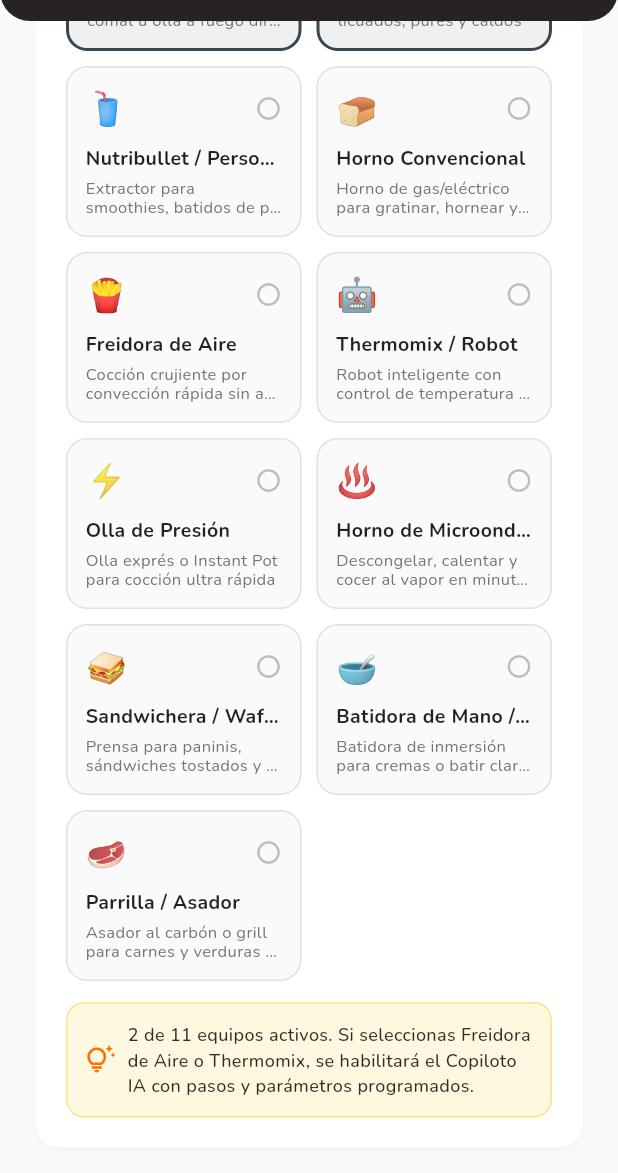
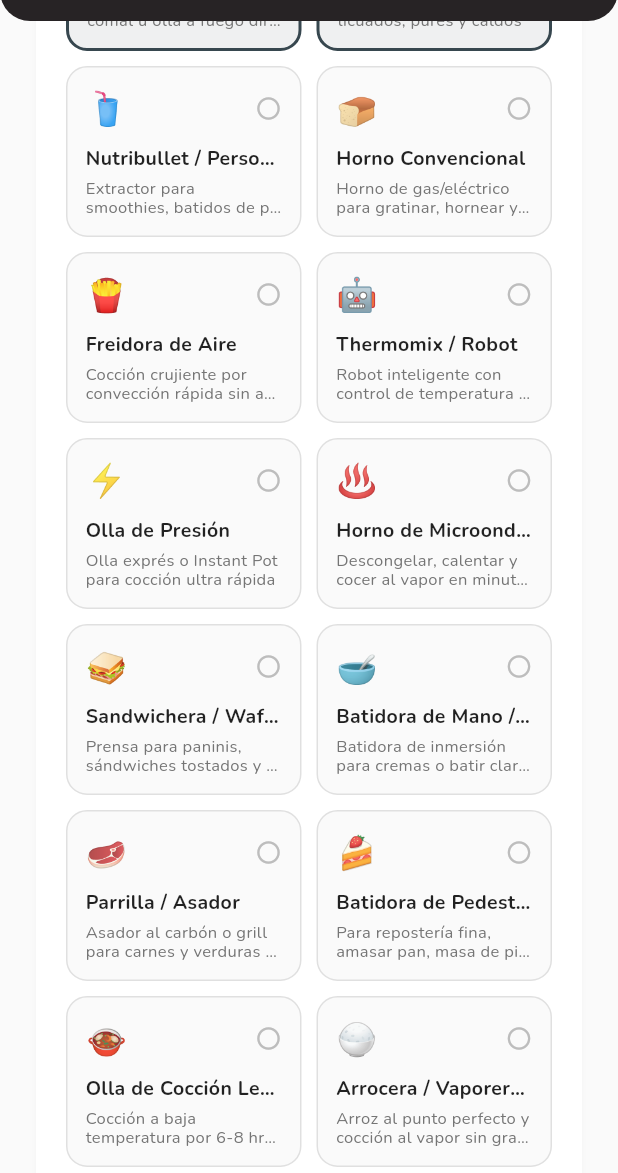
Before and after one commit to alainmichelfl/app_recetas, a Flutter app: the PantallaPreferencias screen opened directly, scrolled down 1728 dp, on a phone screen of 412 x 824 dp, the part 63-1236 px from its top. Run offline on Flutter 3.47's test engine with Material 3 defaults, Android fonts, the phone set to English and light mode, and no system bars; our stand-ins replace google_fonts, google_generative_ai, image_picker, share_plus, shared_preferences, speech_to_text and 1 more; missing offline and left inert: add_2_calendar; accounts and stored records are empty.

Commit message:
feat(utensilios): add KitchenAid, Crock-Pot, Arrocera, Molcajete, Sous Vide y Mandolina a catalogo y preferencias

```diff
--- a/lib/utensilios_cocina.dart
+++ b/lib/utensilios_cocina.dart
@@ -115,6 +115,95 @@
       activoPorDefecto: false,
       palabrasClave: ['asador', 'a la parrilla', 'al carbón', 'parrillada', 'tatemar al carbón'],
     ),
+    UtensilioItem(
+      id: 'kitchenaid',
+      nombre: 'Batidora de Pedestal / KitchenAid',
+      icono: '🍰',
+      descripcion: 'Para repostería fina, amasar pan, masa de pizza y merengues',
+      activoPorDefecto: false,
+      palabrasClave: [
+        'kitchenaid',
+        'kitchen aid',
+        'batidora de pedestal',
+        'batidora de mesa',
+        'amasar pan',
+        'gancho amasador',
+        'punto de turrón',
+        'batidora eléctrica',
+        'merengue',
+      ],
+    ),
+    UtensilioItem(
+      id: 'slow_cooker',
+      nombre: 'Olla de Cocción Lenta / Crock-Pot',
+      icono: '🍲',
+      descripcion: 'Cocción a baja temperatura por 6-8 hrs para birria, pulled pork y caldos tiernos',
+      activoPorDefecto: false,
+      palabrasClave: [
+        'slow cooker',
+        'crock-pot',
+        'crock pot',
+        'cocción lenta',
+        'olla de cocción lenta',
+        'cocinar a fuego lento por',
+      ],
+    ),
+    UtensilioItem(
+      id: 'arrocera',
+      nombre: 'Arrocera / Vaporera Eléctrica',
+      icono: '🍚',
+      descripcion: 'Arroz al punto perfecto y cocción al vapor sin grasa de vegetales y pescados',
+      activoPorDefecto: false,
+      palabrasClave: [
+        'arrocera',
+        'rice cooker',
+        'vaporera',
+        'al vapor en vaporera',
+        'arrocera eléctrica',
+      ],
+    ),
+    UtensilioItem(
+      id: 'molcajete',
+      nombre: 'Molcajete / Mortero de Piedra',
+      icono: '🥑',
+      descripcion: 'Mortero volcánico tradicional para salsas tatemadas martajadas y moler especias',
+      activoPorDefecto: false,
+      palabrasClave: [
+        'molcajete',
+        'martajar',
+        'martajada',
+        'en molcajete',
+        'mortero de piedra',
+        'salsa de molcajete',
+      ],
+    ),
+    UtensilioItem(
+      id: 'sous_vide',
+      nombre: 'Sous Vide / Cocedor al Vacío',
+      icono: '🥩',
+      descripcion: 'Roner de precisión térmica al vacío para carnes y vegetales gourmet grado a grado',
+      activoPorDefecto: false,
+      palabrasClave: [
+        'sous vide',
+        'sous-vide',
+        'roner',
+        'cocción al vacío',
+        'al vacío a baja temperatura',
+      ],
+    ),
+    UtensilioItem(
+      id: 'mandolina',
+      nombre: 'Mandolina de Cocina',
+      icono: '🥕',
+      descripcion: 'Cortes uniformes ultrafinos, carpaccios de vegetales y papas chips',
+      activoPorDefecto: false,
+      palabrasClave: [
+        'mandolina',
+        'rebanar fino con mandolina',
+        'corte juliana con mandolina',
+        'láminas ultrafinas',
+      ],
+    ),
   ];
 
   /// Lista de IDs por defecto
```
Also changed, not shown: 1 other file.
